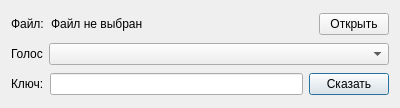
boodjoom/MagicHat, file maindialog.ui: the form before one commit.
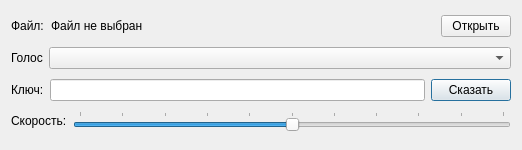
The form after the commit.

The edit to the form file:
```diff
--- a/maindialog.ui
+++ b/maindialog.ui
@@ -6,8 +6,8 @@
    <rect>
     <x>0</x>
     <y>0</y>
-    <width>400</width>
-    <height>108</height>
+    <width>522</width>
+    <height>150</height>
    </rect>
   </property>
   <property name="sizePolicy">
@@ -19,13 +19,13 @@
   <property name="minimumSize">
    <size>
     <width>0</width>
-    <height>108</height>
+    <height>150</height>
    </size>
   </property>
   <property name="maximumSize">
    <size>
     <width>16777215</width>
-    <height>108</height>
+    <height>150</height>
    </size>
   </property>
   <property name="windowTitle">
@@ -129,6 +129,36 @@
      </item>
     </layout>
    </item>
+   <item>
+    <layout class="QHBoxLayout" name="horizontalLayout_4">
+     <item>
+      <widget class="QLabel" name="label_3">
+       <property name="text">
+        <string>Скорость:</string>
+       </property>
+      </widget>
+     </item>
+     <item>
+      <widget class="QSlider" name="sdrRate">
+       <property name="minimum">
+        <number>-10</number>
+       </property>
+       <property name="maximum">
+        <number>10</number>
+       </property>
+       <property name="orientation">
+        <enum>Qt::Horizontal</enum>
+       </property>
+       <property name="tickPosition">
+        <enum>QSlider::TicksAbove</enum>
+       </property>
+       <property name="tickInterval">
+        <number>2</number>
+       </property>
+      </widget>
+     </item>
+    </layout>
+   </item>
   </layout>
  </widget>
  <layoutdefault spacing="6" margin="11"/>
```
